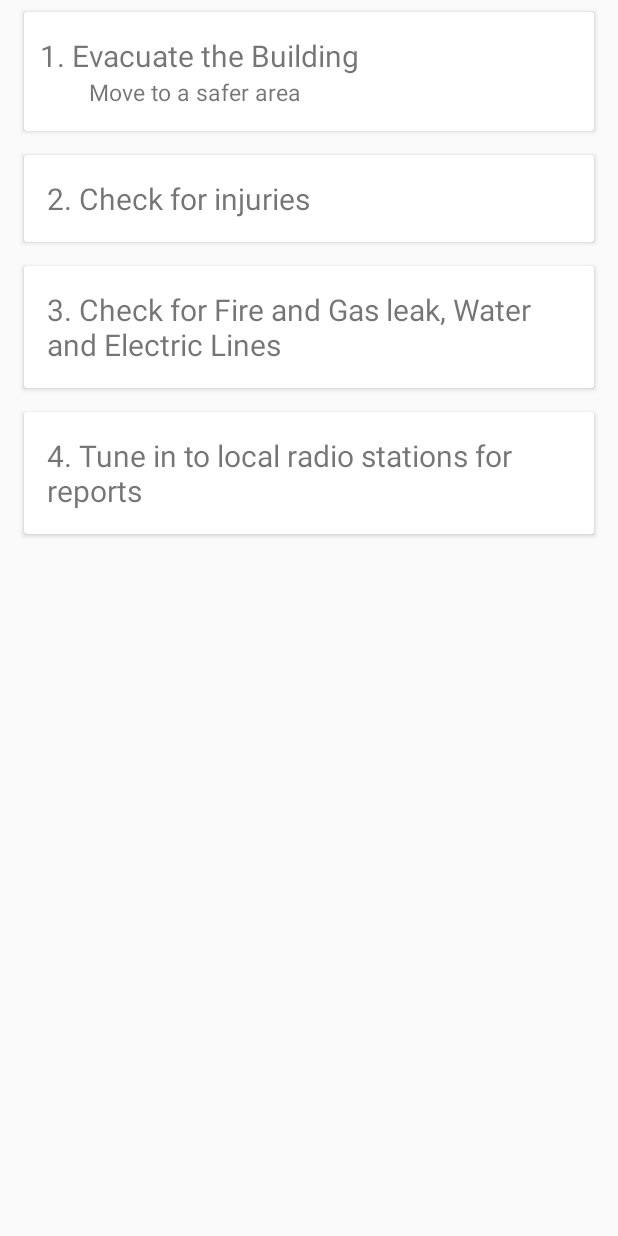
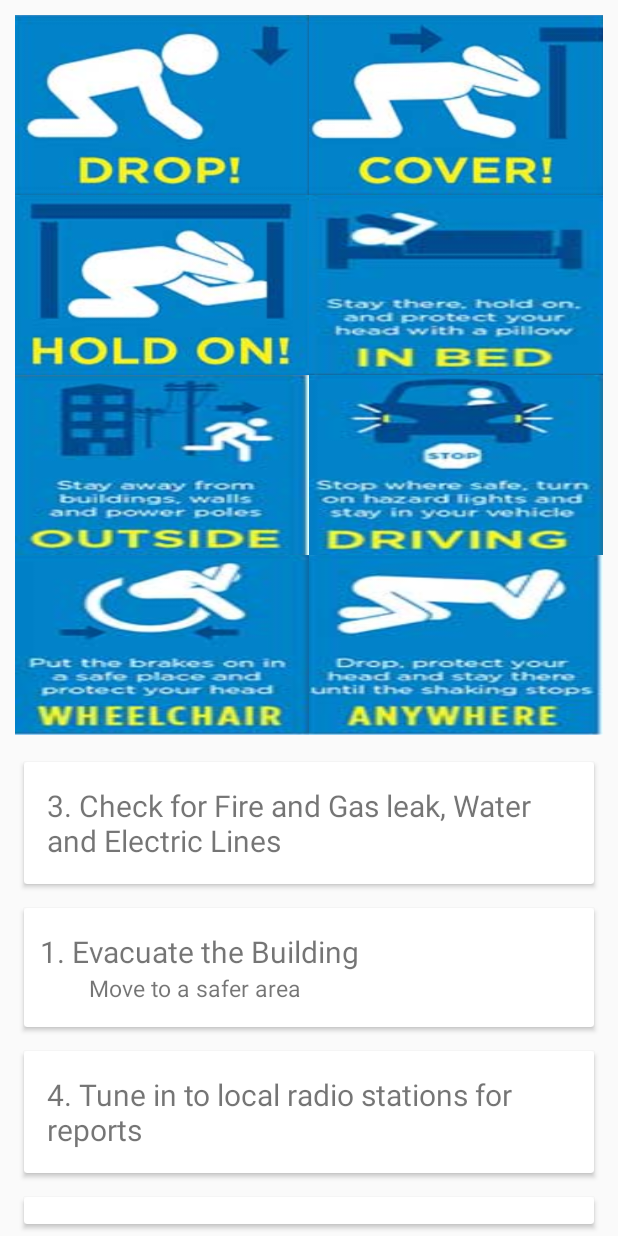
Before and after one commit to akaybanez/Dos_Thesis, an Android app: the fragment Tab3 shown on its own in the app's theme, on a phone screen of 412 x 824 dp. Run offline under Robolectric (Android 15) with nearby library versions, the phone set to English and light mode, and no system bars.

Commit message:
sept 16 update

```diff
--- a/app/src/main/java/com/example/dos_thesis/Tab1.java
+++ b/app/src/main/java/com/example/dos_thesis/Tab1.java
@@ -4,6 +4,7 @@ import android.os.Bundle;
 import android.view.LayoutInflater;
 import android.view.View;
 import android.view.ViewGroup;
+import android.widget.EditText;
 
 import androidx.annotation.Nullable;
 import androidx.fragment.app.Fragment;
@@ -26,6 +27,9 @@ public class Tab1 extends Fragment {
     private RecyclerView rv;
     private MyAdapter adapter;
 
+    String dataTitle, dataMessage;
+    EditText title, message;
+
     @Nullable
     @Override
     public View onCreateView(LayoutInflater inflater, @Nullable ViewGroup container, @Nullable Bundle savedInstanceState) {
@@ -39,7 +43,7 @@ public class Tab1 extends Fragment {
         //FirebaseDatabase mDatabase = FirebaseDatabase.getInstance();
         //DatabaseReference mDatabaseRef = mDatabase.getReference().child("data");
         DatabaseReference ref = FirebaseDatabase.getInstance().getReference();
-        Query query = ref.child("data").orderByChild("mag").startAt("4.0").limitToFirst(100);
+        Query query = ref.child("data").orderByChild("datetime").limitToFirst(100);
         query.addValueEventListener(new ValueEventListener() {
             @Override
             public void onDataChange(DataSnapshot dataSnapshot) {
--- a/app/src/main/java/com/example/dos_thesis/Tab3.java
+++ b/app/src/main/java/com/example/dos_thesis/Tab3.java
@@ -4,19 +4,27 @@ import android.os.Bundle;
 import android.view.LayoutInflater;
 import android.view.View;
 import android.view.ViewGroup;
+import android.widget.GridView;
 
 import androidx.annotation.Nullable;
 import androidx.fragment.app.Fragment;
 
 
+public class Tab3 extends Fragment {
 
-public class Tab3 extends Fragment {
+    GridView simpleGrid;
+    int logos[] = {R.drawable.one, R.drawable.two, R.drawable.three, R.drawable.four,
+            R.drawable.five, R.drawable.six, R.drawable.seven, R.drawable.eight};
+
     @Nullable
     @Override
     public View onCreateView(LayoutInflater inflater, @Nullable ViewGroup container, @Nullable Bundle savedInstanceState) {
         super.onCreateView(inflater, container, savedInstanceState);
         View rootView = inflater.inflate(R.layout.fragment_tab3, container, false);
 
+        simpleGrid = rootView.findViewById(R.id.gv);
+        CustomAdapter customAdapter = new CustomAdapter(getContext(), logos);
+        simpleGrid.setAdapter(customAdapter);
 
         return rootView;
     }
--- a/app/src/main/res/layout/fragment_tab3.xml
+++ b/app/src/main/res/layout/fragment_tab3.xml
@@ -2,7 +2,7 @@
 <LinearLayout xmlns:android="http://schemas.android.com/apk/res/android"
     xmlns:tools="http://schemas.android.com/tools"
     android:layout_width="match_parent"
-    android:layout_height="match_parent"
+    android:layout_height="wrap_content"
     xmlns:app="http://schemas.android.com/apk/res-auto"
     android:orientation="vertical"
     tools:context=".Tab3">
@@ -23,6 +23,19 @@
             android:textSize="20dp" />
     </androidx.appcompat.widget.Toolbar>-->
 
+    <LinearLayout
+        android:layout_width="wrap_content"
+        android:layout_height="wrap_content"
+        android:orientation="vertical">
+
+        <GridView
+            android:id="@+id/gv"
+            android:layout_width="match_parent"
+            android:layout_height="wrap_content"
+            android:numColumns="2"
+            android:padding="10dp">
+        </GridView>
+
         <androidx.cardview.widget.CardView
             android:layout_width="match_parent"
             android:layout_height="wrap_content"
@@ -32,8 +45,8 @@
             android:layout_marginEnd="16dp"
             android:layout_marginRight="16dp"
             android:layout_marginBottom="8dp"
+            android:elevation="5dp"
             android:padding="5dp"
-        android:elevation="5dp"
             app:contentPadding="5dp">
 
             <LinearLayout
@@ -43,24 +56,13 @@
                 android:orientation="vertical">
 
                 <TextView
-                android:id="@+id/textView1"
+                    android:id="@+id/textView5"
                     android:layout_width="match_parent"
                     android:layout_height="wrap_content"
-                android:textSize="20dp"
-                android:paddingTop="10dp"
-                android:paddingLeft="5dp"
                     android:gravity="left"
-                android:text="1. Evacuate the Building" />
-
-            <TextView
-                android:id="@+id/textView2"
-                android:layout_width="match_parent"
-                android:layout_height="wrap_content"
-                android:textSize="15dp"
-                android:gravity="left"
-                android:text="Move to a safer area"
-                android:paddingLeft="38dp"
-                android:paddingBottom="10dp"/>
+                    android:padding="10dp"
+                    android:text="3. Check for Fire and Gas leak, Water and Electric Lines"
+                    android:textSize="20dp" />
             </LinearLayout>
 
         </androidx.cardview.widget.CardView>
@@ -74,8 +76,8 @@
             android:layout_marginEnd="16dp"
             android:layout_marginRight="16dp"
             android:layout_marginBottom="8dp"
+            android:elevation="5dp"
             android:padding="5dp"
-        android:elevation="5dp"
             app:contentPadding="5dp">
 
             <LinearLayout
@@ -85,13 +87,24 @@
                 android:orientation="vertical">
 
                 <TextView
-                android:id="@+id/textView3"
+                    android:id="@+id/textView1"
                     android:layout_width="match_parent"
                     android:layout_height="wrap_content"
-                android:textSize="20dp"
-                android:padding="10dp"
                     android:gravity="left"
-                android:text="2. Check for injuries" />
+                    android:paddingLeft="5dp"
+                    android:paddingTop="10dp"
+                    android:text="1. Evacuate the Building"
+                    android:textSize="20dp" />
+
+                <TextView
+                    android:id="@+id/textView2"
+                    android:layout_width="match_parent"
+                    android:layout_height="wrap_content"
+                    android:gravity="left"
+                    android:paddingLeft="38dp"
+                    android:paddingBottom="10dp"
+                    android:text="Move to a safer area"
+                    android:textSize="15dp" />
             </LinearLayout>
 
         </androidx.cardview.widget.CardView>
@@ -105,8 +118,8 @@
             android:layout_marginEnd="16dp"
             android:layout_marginRight="16dp"
             android:layout_marginBottom="8dp"
+            android:elevation="5dp"
             android:padding="5dp"
-        android:elevation="5dp"
             app:contentPadding="5dp">
 
             <LinearLayout
@@ -116,13 +129,13 @@
                 android:orientation="vertical">
 
                 <TextView
-                android:id="@+id/textView5"
+                    android:id="@+id/textView6"
                     android:layout_width="match_parent"
                     android:layout_height="wrap_content"
-                android:textSize="20dp"
+                    android:gravity="left"
                     android:padding="10dp"
-                android:gravity="left"
-                android:text="3. Check for Fire and Gas leak, Water and Electric Lines" />
+                    android:text="4. Tune in to local radio stations for reports"
+                    android:textSize="20dp" />
             </LinearLayout>
 
         </androidx.cardview.widget.CardView>
@@ -136,8 +149,8 @@
             android:layout_marginEnd="16dp"
             android:layout_marginRight="16dp"
             android:layout_marginBottom="8dp"
+            android:elevation="5dp"
             android:padding="5dp"
-        android:elevation="5dp"
             app:contentPadding="5dp">
 
             <LinearLayout
@@ -147,15 +160,16 @@
                 android:orientation="vertical">
 
                 <TextView
-                android:id="@+id/textView6"
+                    android:id="@+id/textView3"
                     android:layout_width="match_parent"
                     android:layout_height="wrap_content"
-                android:textSize="20dp"
+                    android:gravity="left"
                     android:padding="10dp"
-                android:gravity="left"
-                android:text="4. Tune in to local radio stations for reports" />
+                    android:text="2. Check for injuries"
+                    android:textSize="20dp" />
             </LinearLayout>
 
         </androidx.cardview.widget.CardView>
+    </LinearLayout>
 
 </LinearLayout>
--- a/app/src/main/res/layout/list_data.xml
+++ b/app/src/main/res/layout/list_data.xml
@@ -40,6 +40,7 @@
                         android:id="@+id/locationTxt"
                         android:layout_width="match_parent"
                         android:layout_height="wrap_content"
+                        android:textColor="#000000"
                         android:gravity="right"
                         android:text="TextView" />
 
@@ -48,7 +49,8 @@
                         android:layout_width="match_parent"
                         android:layout_height="wrap_content"
                         android:gravity="right"
-                        android:text="TextView" />
+                        android:text="TextView"
+                        android:textColor="#000000" />
 
                 </LinearLayout>
 
--- a/app/src/main/res/values/strings.xml
+++ b/app/src/main/res/values/strings.xml
@@ -1,5 +1,5 @@
 <resources>
     <string name="app_name">Dos_Thesis</string>
-
     <string name="hello_blank_fragment">Hello blank fragment</string>
+    <string name="default_notification_channel_id">default</string>
 </resources>
```
Also changed, not shown: app/src/main/AndroidManifest.xml (+8 -2 lines), app/src/main/java/com/example/dos_thesis/MainActivity.java (+6 -33 lines), app/src/main/java/com/example/dos_thesis/MyFirebaseMessagingService.java (+11 -10 lines), app/src/main/java/com/example/dos_thesis/Tab2.java (+1 -9 lines), app/src/main/res/layout/fragment_tab2.xml (+0 -7 lines), 5 other files. Lines whose indentation alone changed are shown as unchanged.
